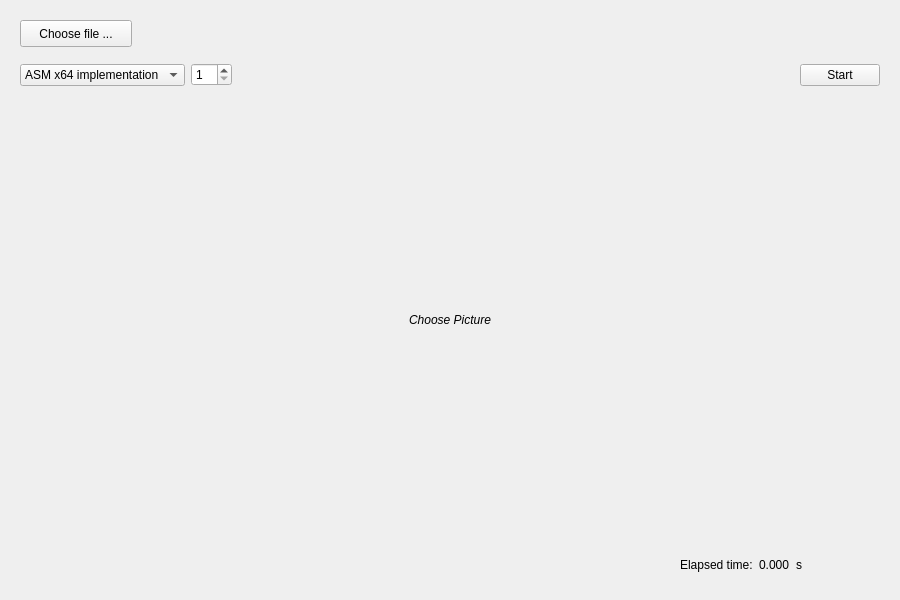
Old version of the form src/app/MainWindow.ui in the repository pawelrapacz/prewitt-edge-detection.
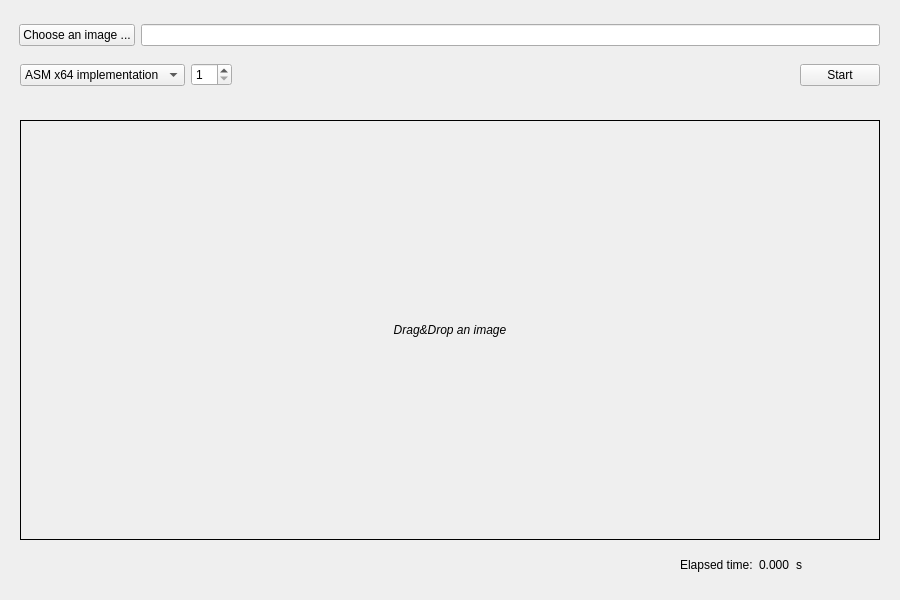
New version of the form. Custom widgets are drawn as their Qt base class.

Commit message: Add drag&drop, file validation etc.

Patch:
```diff
--- a/src/app/MainWindow.ui
+++ b/src/app/MainWindow.ui
@@ -134,11 +134,11 @@
      </item>
     </layout>
    </widget>
-   <widget class="QLabel" name="imageBox">
+   <widget class="ImageLabel" name="imageLabel">
     <property name="geometry">
      <rect>
       <x>20</x>
-      <y>110</y>
+      <y>120</y>
       <width>860</width>
       <height>420</height>
      </rect>
@@ -157,8 +157,11 @@
     <property name="autoFillBackground">
      <bool>false</bool>
     </property>
+    <property name="frameShape">
+     <enum>QFrame::Shape::Box</enum>
+    </property>
     <property name="text">
-     <string>Choose Picture</string>
+     <string>Drag&amp;Drop an image</string>
     </property>
     <property name="scaledContents">
      <bool>true</bool>
@@ -167,21 +170,43 @@
      <set>Qt::AlignmentFlag::AlignCenter</set>
     </property>
    </widget>
-   <widget class="QPushButton" name="chooseFileBtn">
+   <widget class="QWidget" name="horizontalLayoutWidget_3">
     <property name="geometry">
      <rect>
-      <x>20</x>
+      <x>19</x>
       <y>20</y>
-      <width>112</width>
-      <height>27</height>
+      <width>861</width>
+      <height>31</height>
      </rect>
     </property>
-    <property name="text">
-     <string>Choose file ...</string>
-    </property>
+    <layout class="QHBoxLayout" name="horizontalLayout_2">
+     <item>
+      <widget class="QPushButton" name="chooseImageBtn">
+       <property name="sizePolicy">
+        <sizepolicy hsizetype="Preferred" vsizetype="Fixed">
+         <horstretch>0</horstretch>
+         <verstretch>0</verstretch>
+        </sizepolicy>
+       </property>
+       <property name="text">
+        <string>Choose an image ...</string>
+       </property>
+      </widget>
+     </item>
+     <item>
+      <widget class="QLineEdit" name="pathEdit"/>
+     </item>
+    </layout>
    </widget>
   </widget>
  </widget>
+ <customwidgets>
+  <customwidget>
+   <class>ImageLabel</class>
+   <extends>QLabel</extends>
+   <header>ImageLabel.h</header>
+  </customwidget>
+ </customwidgets>
  <resources/>
  <connections/>
 </ui>
```
Left out of the diff: 8 changed lines with no effect on the pictures. The commit also changes 6 other files.
